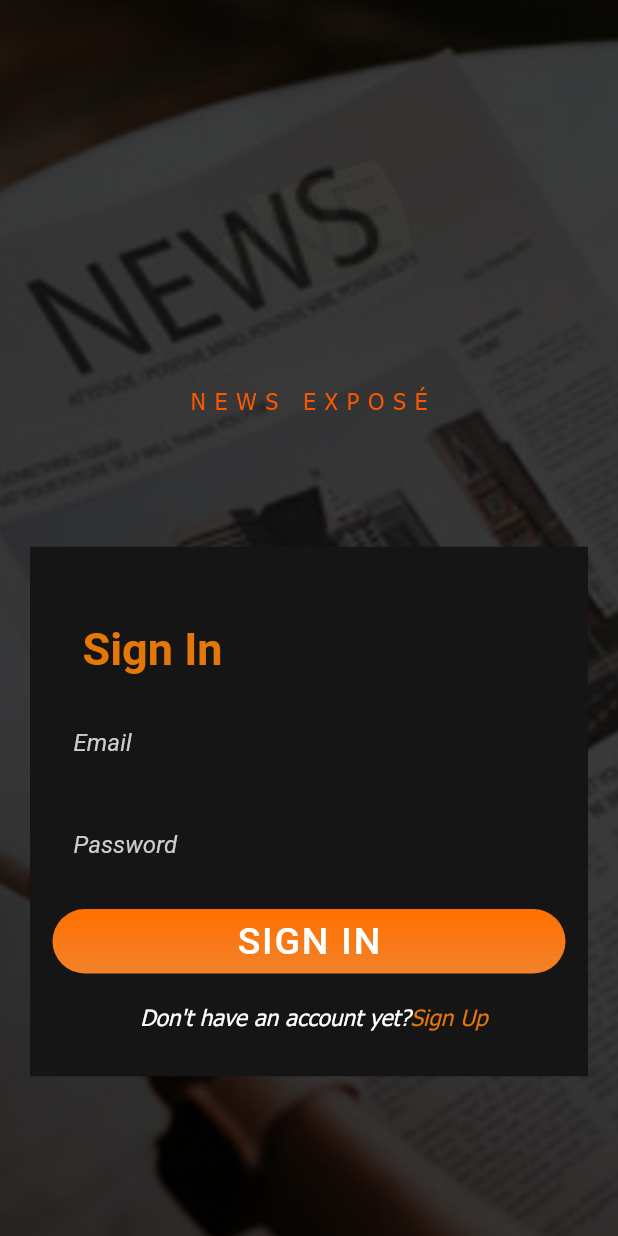
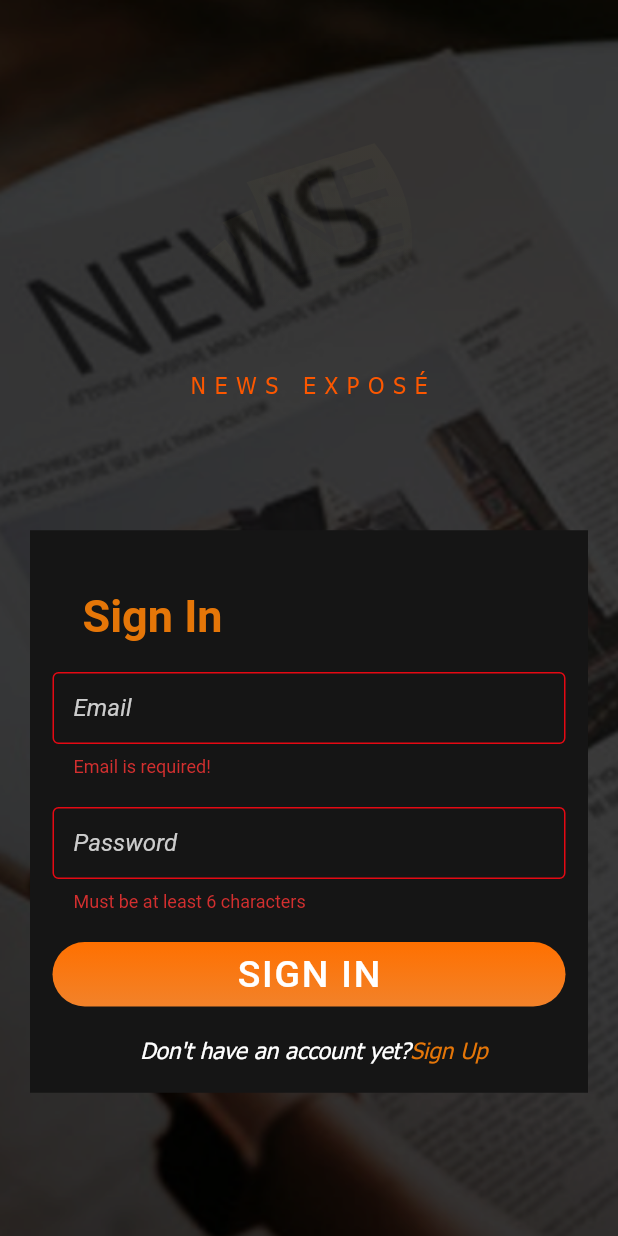
Before and after one commit to codewithJosh/NewsExpose2021, a Flutter app: the screen it shows after launch, after a tap on "LOGIN", after a tap on "SIGN IN", on a phone screen of 412 x 824 dp. Run offline on Flutter 3.47's test engine with Material 2 defaults, Android fonts, the phone set to English and light mode, and no system bars; our stand-ins replace cloud_firestore, firebase_auth, firebase_core, flutter_svg, fluttertoast, package_info_plus and 1 more; missing offline and left inert: adobe_xd; accounts and stored records are empty; Roboto replaces fonts that are missing (Calibri); project files that could hold a hidden picture were left out.

Commit message:
feat: add `login` button

```diff
--- a/lib/login_screen.dart
+++ b/lib/login_screen.dart
@@ -1,6 +1,8 @@
 import 'package:adobe_xd/blend_mask.dart';
 import 'package:flutter/material.dart';
+import 'package:flutter/services.dart';
 import 'package:news_expose_2k21/functions.dart';
+import 'package:news_expose_2k21/home_screen.dart';
 
 class LoginScreen extends StatefulWidget {
   const LoginScreen({Key? key}) : super(key: key);
@@ -10,11 +12,49 @@ class LoginScreen extends StatefulWidget {
 }
 
 class _LoginScreenState extends State<LoginScreen> {
+  late String _email, _password;
+
+  final _formKey = GlobalKey<FormState>();
+
+  _onLogin(final context) async {
+    await initProgressDialog(context, 'Logging in');
+
+    if (_formKey.currentState!.validate()) {
+
+      buildProgressDialog.show();
+      firebaseAuth.signInWithEmailAndPassword(email: _email, password: _password)
+          .then((user) {
+        buildProgressDialog.hide();
+        Navigator.pushReplacement(context, MaterialPageRoute(builder: (context) => const HomeScreen()));
+        buildFlutterToast('Welcome, You\'ve Successfully Login!', colorElectricGreen, isLong: true);
+      }).catchError((e) {
+        buildProgressDialog.hide();
+        if(e.toString().contains('auth/user-not-found')) {
+          buildFlutterToast('User Doesn\'t Exist!', colorKUCrimson);
+        } else if (e.toString().contains('auth/network-request-failed')) {
+          buildFlutterToast('No Internet Connection!',colorKUCrimson);
+        } else if (e.toString().contains('auth/wrong-password')) {
+          buildFlutterToast('Incorrect Password!',colorKUCrimson);
+        } else {
+          buildFlutterToast('Please Contact Your Service Provider', colorKUCrimson);
+        }
+      });
+    }
+  }
+
   @override
   Widget build(BuildContext context) {
     final width = MediaQuery.of(context).size.width;
 
-    return Scaffold(
+    return GestureDetector(
+      onTap: () {
+        final currentFocus = FocusScope.of(context);
+
+        if (!currentFocus.hasPrimaryFocus) {
+          currentFocus.unfocus();
+        }
+      },
+      child: Scaffold(
         body: SafeArea(
           child: Stack(
             children: <Widget>[
@@ -26,9 +66,10 @@ class _LoginScreenState extends State<LoginScreen> {
                 alignment: Alignment.center,
                 child: SingleChildScrollView(
                   physics: const BouncingScrollPhysics(),
+                  child: Form(
+                    key: _formKey,
                     child: Column(
                       children: <Widget>[
-
 
                         const SizedBox(height: 20.0,),
 
@@ -37,7 +78,7 @@ class _LoginScreenState extends State<LoginScreen> {
                         const SizedBox(height: 88.0,),
 
                         SizedBox(
-                      height: 353.0,
+                          height: 375.0,
                           child: Stack(
                             children: <Widget>[
 
@@ -58,16 +99,56 @@ class _LoginScreenState extends State<LoginScreen> {
 
                                     initTitle('Sign In'),
 
-                                TextFormField(
+                                    Focus(
+                                      onFocusChange: (_) =>
+                                          onFocusChange(_formKey),
+                                      child: TextFormField(
+                                        inputFormatters: [
+                                          FilteringTextInputFormatter.allow(
+                                              RegExp('[a-z_.0-9@]')),
+                                          LengthLimitingTextInputFormatter(25),
+                                        ],
                                         style: const TextStyle(color: colorFulvous),
                                         decoration: initInputDecoration('Email'),
+                                        textInputAction: TextInputAction.next,
+                                        onFieldSubmitted: (_) =>
+                                            FocusScope.of(context).nextFocus(),
+                                        validator: (input) {
+                                          if (input!.isEmpty) {
+                                            return 'Email is required!';
+                                          } else if (!input
+                                              .endsWith('@ne.xpose')) {
+                                            return 'Must end with @ne.xpose';
+                                          } else if (input.length < 10) {
+                                            return 'Provide a valid Email Address';
+                                          }
+                                          return null;
+                                        },
+                                        onSaved: (input) =>
+                                        _email = input!.trim().toLowerCase(),
+                                      ),
                                     ),
                                     const SizedBox(height: 20.0,),
 
-                                TextFormField(
+                                    Focus(
+                                      onFocusChange: (_) =>
+                                          onFocusChange(_formKey),
+                                      child: TextFormField(
                                         style: const TextStyle(color: colorFulvous),
                                         decoration: initInputDecoration('Password'),
                                         obscureText: true,
+                                        textInputAction: TextInputAction.next,
+                                        onFieldSubmitted: (_) =>
+                                            FocusScope.of(context).nextFocus(),
+                                        validator: (input) {
+                                          if (input!.length < 6) {
+                                            return 'Must be at least 6 characters';
+                                          }
+                                          return null;
+                                        },
+                                        onSaved: (input) =>
+                                        _password = input!.trim(),
+                                      ),
                                     ),
 
                                     Container(
@@ -87,7 +168,7 @@ class _LoginScreenState extends State<LoginScreen> {
                                             child: SizedBox(
                                               width: width,
                                               child: FloatingActionButton.extended(
-                                            onPressed: () {},
+                                                onPressed: () => _onLogin(context),
                                                 heroTag: null,
                                                 splashColor: colorKUCrimson,
                                                 backgroundColor: Colors.transparent,
@@ -115,7 +196,9 @@ class _LoginScreenState extends State<LoginScreen> {
                     ),
                   ),
                 ),
+              ),
             ],
+          ),
         ),
       ),
     );
```
Also changed, not shown: lib/home_screen.dart (added, +15 -0 lines), lib/register_screen.dart (+10 -1 lines). Lines whose indentation alone changed are shown as unchanged.
